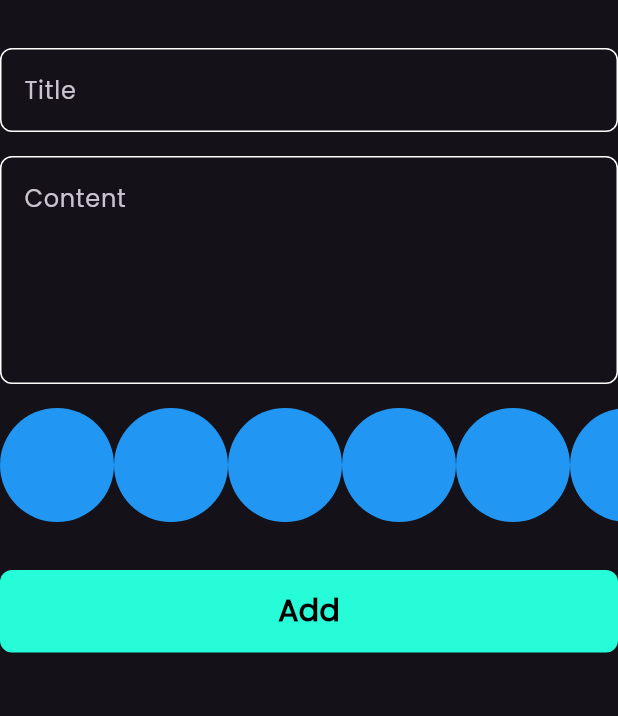
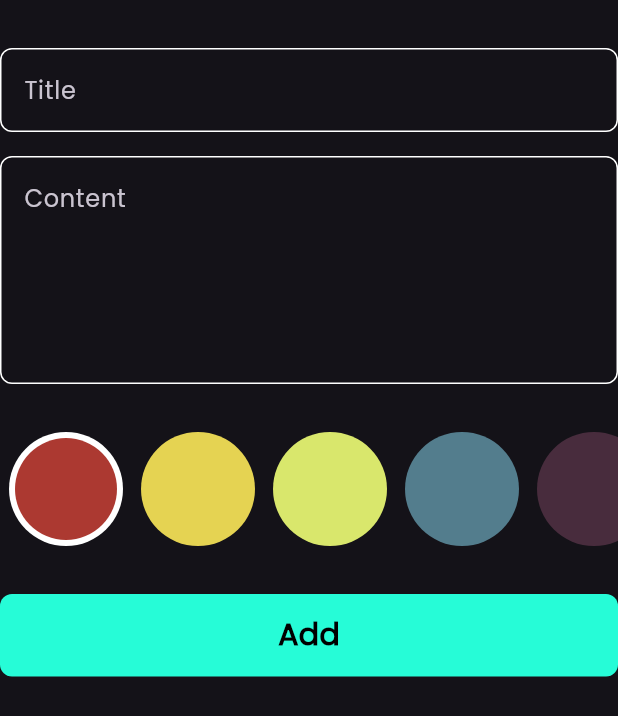
Before and after one commit to sohaib-khalifa/notes_app, a Flutter app: the AddNoteForm widget shown alone on an empty page, opened directly, on a phone screen of 412 x 824 dp. Shown: the top 716 px of the screen. Run offline on Flutter 3.47's test engine with Material 3 defaults, Android fonts, the phone set to English and light mode, and no system bars; our stand-ins replace bloc, flutter_bloc, font_awesome_flutter, hive, hive_flutter; accounts and stored records are empty.

Commit message:
colors list view part 2

```diff
--- a/lib/widgets/add_note_form.dart
+++ b/lib/widgets/add_note_form.dart
@@ -41,7 +41,7 @@ class _AddNoteFormState extends State<AddNoteForm> {
               subTitle = value;
             },
           ),
-          const SizedBox(height: 16),
+          const SizedBox(height: 32),
           ColorsListView(),
           const SizedBox(height: 32),
           BlocBuilder<AddNoteCubit, AddNoteState>(
--- a/lib/widgets/colors_list_view.dart
+++ b/lib/widgets/colors_list_view.dart
@@ -1,26 +1,60 @@
 import 'package:flutter/material.dart';
 
 class ColorItem extends StatelessWidget {
-  const ColorItem({super.key});
+  const ColorItem({super.key, required this.isActive, required this.color});
+  final bool isActive;
+  final Color color;
 
   @override
   Widget build(BuildContext context) {
-    return const CircleAvatar(radius: 38, backgroundColor: Colors.blue);
+    // return const CircleAvatar(radius: 38, backgroundColor: Colors.blue);
+    return isActive == true
+        ? CircleAvatar(
+            radius: 38,
+            backgroundColor: Colors.white,
+            child: CircleAvatar(radius: 34, backgroundColor: color),
+          )
+        : CircleAvatar(radius: 38, backgroundColor: color);
   }
 }
 
-class ColorsListView extends StatelessWidget {
+class ColorsListView extends StatefulWidget {
   const ColorsListView({super.key});
 
+  @override
+  State<ColorsListView> createState() => _ColorsListViewState();
+}
+
+class _ColorsListViewState extends State<ColorsListView> {
+  int currentIndex = 0;
+  List<Color> colors = const [
+    Color(0xffAC3931),
+    Color(0xffE5d352),
+    Color(0xffD9E76c),
+    Color(0xff537D8D),
+    Color(0xff482C3D),
+  ];
   @override
   Widget build(BuildContext context) {
     return SizedBox(
       height: 38 * 2,
       child: ListView.builder(
         scrollDirection: Axis.horizontal,
-        itemCount: 10,
+        itemCount: colors.length,
         itemBuilder: (context, index) {
-          return const ColorItem();
+          return Padding(
+            padding: const EdgeInsets.symmetric(horizontal: 6),
+            child: GestureDetector(
+              onTap: () {
+                currentIndex = index;
+                setState(() {});
+              },
+              child: ColorItem(
+                isActive: currentIndex == index,
+                color: colors[index],
+              ),
+            ),
+          );
         },
       ),
     );
```
